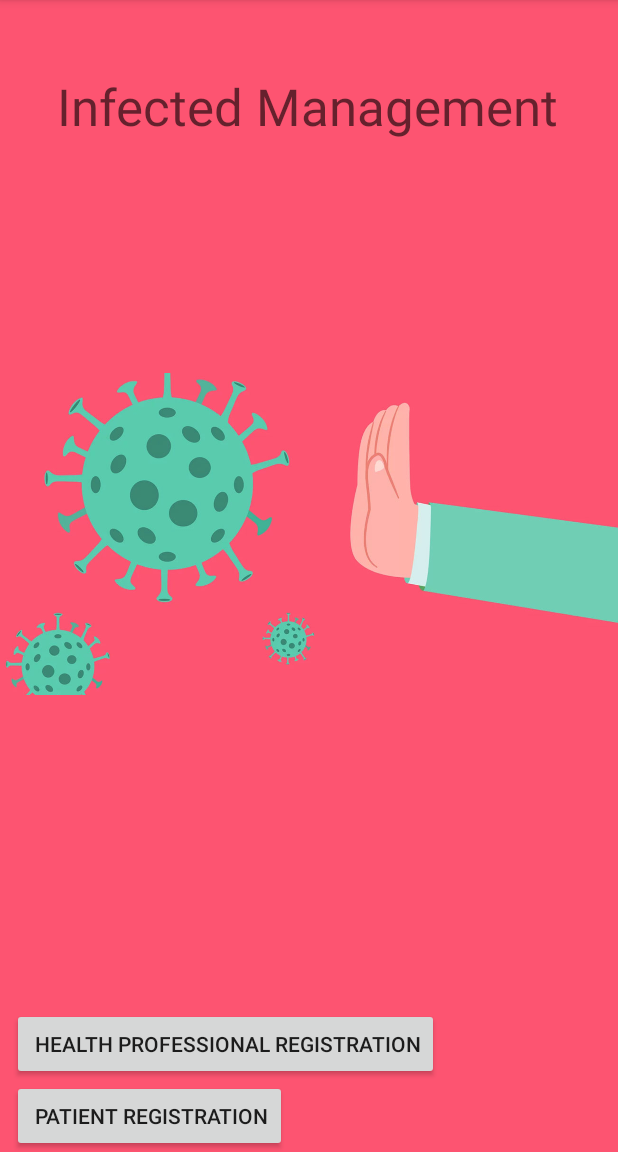
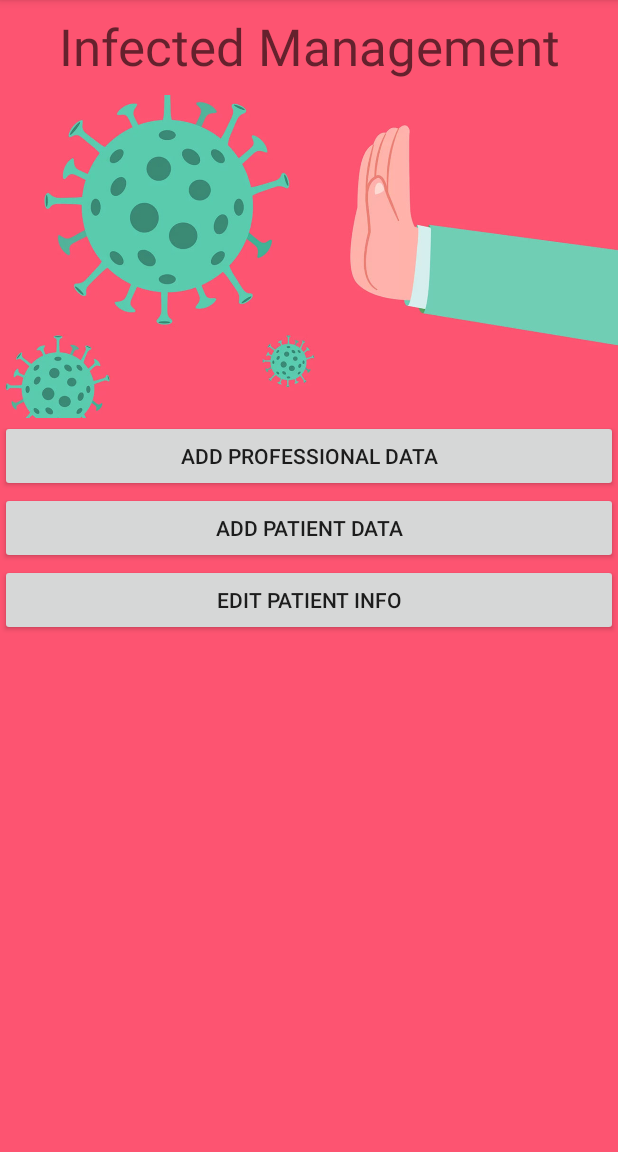
Before and after one commit to DanielSiob/Gestao_Infetados, an Android app: the screen it shows after launch (MainActivity), on a phone screen of 412 x 824 dp, the part 84-1236 px from its top. Run offline under Robolectric (Android 15) with nearby library versions, the phone set to English and light mode, and no system bars.

Commit message:
Criação da atividade Add Professionals

```diff
--- a/app/build.gradle
+++ b/app/build.gradle
@@ -31,4 +31,5 @@ dependencies {
     testImplementation 'junit:junit:4.12'
     androidTestImplementation 'androidx.test.ext:junit:1.1.1'
     androidTestImplementation 'androidx.test.espresso:espresso-core:3.2.0'
+    implementation 'com.google.android.material:material:1.0.0'
 }
--- a/app/src/main/AndroidManifest.xml
+++ b/app/src/main/AndroidManifest.xml
@@ -9,6 +9,7 @@
         android:roundIcon="@mipmap/ic_launcher_round"
         android:supportsRtl="true"
         android:theme="@style/AppTheme">
+        <activity android:name=".Add_Professional_Data"></activity>
         <activity android:name=".MainActivity">
             <intent-filter>
                 <action android:name="android.intent.action.MAIN" />
--- a/app/src/main/res/layout/activity_main.xml
+++ b/app/src/main/res/layout/activity_main.xml
@@ -1,54 +1,44 @@
 <?xml version="1.0" encoding="utf-8"?>
-<androidx.constraintlayout.widget.ConstraintLayout xmlns:android="http://schemas.android.com/apk/res/android"
+<LinearLayout xmlns:android="http://schemas.android.com/apk/res/android"
     xmlns:app="http://schemas.android.com/apk/res-auto"
     xmlns:tools="http://schemas.android.com/tools"
     android:layout_width="match_parent"
     android:layout_height="match_parent"
     android:addStatesFromChildren="false"
     android:background="#FD5471"
-    tools:context=".MainActivity">
+    android:orientation="vertical"
+    tools:context=".MainActivity" >
 
     <TextView
         android:id="@+id/textView"
-        android:layout_width="wrap_content"
-        android:layout_height="wrap_content"
-        android:layout_marginTop="32dp"
+        android:layout_width="match_parent"
+        android:layout_height="62dp"
+        android:gravity="center"
         android:text="Infected Management"
-        android:textAppearance="@style/TextAppearance.AppCompat.Display1"
-        app:layout_constraintEnd_toEndOf="parent"
-        app:layout_constraintHorizontal_bias="0.493"
-        app:layout_constraintStart_toStartOf="parent"
-        app:layout_constraintTop_toTopOf="@+id/imageView" />
+        android:textAppearance="@style/TextAppearance.AppCompat.Display1" />
 
     <ImageView
         android:id="@+id/imageView"
-        android:layout_width="wrap_content"
-        android:layout_height="wrap_content"
-        android:layout_marginTop="16dp"
-        app:layout_constraintEnd_toEndOf="parent"
-        app:layout_constraintHorizontal_bias="0.0"
-        app:layout_constraintStart_toStartOf="parent"
-        app:layout_constraintTop_toTopOf="parent"
+        android:layout_width="match_parent"
+        android:layout_height="218dp"
         app:srcCompat="@drawable/coronavirus" />
 
     <Button
         android:id="@+id/button"
-        android:layout_width="wrap_content"
+        android:layout_width="match_parent"
         android:layout_height="wrap_content"
-        android:layout_marginStart="8dp"
-        android:layout_marginLeft="8dp"
-        android:text=" Patient Registration"
-        app:layout_constraintBottom_toBottomOf="parent"
-        app:layout_constraintStart_toStartOf="parent" />
+        android:text="Add Professional Data" />
 
     <Button
         android:id="@+id/button2"
-        android:layout_width="wrap_content"
+        android:layout_width="match_parent"
         android:layout_height="wrap_content"
-        android:layout_marginStart="8dp"
-        android:layout_marginLeft="8dp"
-        android:text=" Health Professional Registration"
-        app:layout_constraintBottom_toTopOf="@+id/button"
-        app:layout_constraintStart_toStartOf="parent" />
+        android:text="Add Patient Data" />
 
-</androidx.constraintlayout.widget.ConstraintLayout>
+    <Button
+        android:id="@+id/button3"
+        android:layout_width="match_parent"
+        android:layout_height="wrap_content"
+        android:text="Edit Patient Info" />
+
+</LinearLayout>
```
Also changed, not shown: app/src/main/java/com/example/gestaoinfetados/Add_Professional_Data.java (added, +14 -0 lines), app/src/main/res/layout/activity_add__professional__data.xml (added, +52 -0 lines).
